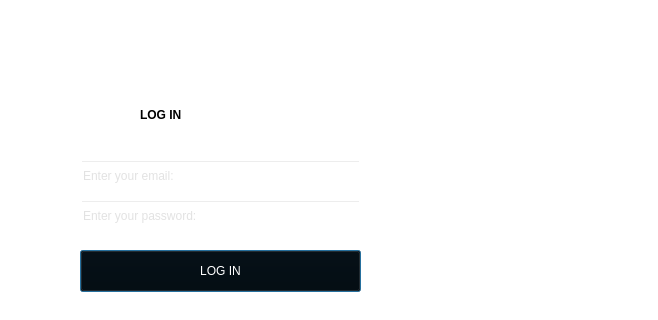
Old version of the form frontend/login.ui in the repository SujalMatolia0/NFT-First-project; both pictures show x 240 to 898 and y 140 to 460 of the 898 by 599 pixel window.
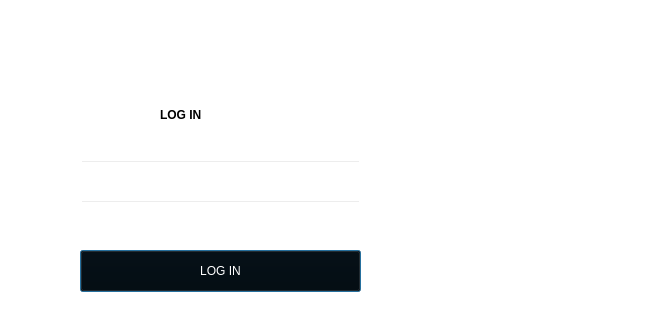
New version of the form. Icons and pictures are not drawn.

What changed in the file:
```diff
--- a/frontend/login.ui
+++ b/frontend/login.ui
@@ -248,7 +248,7 @@
    <widget class="QLabel" name="label_4">
     <property name="geometry">
      <rect>
-      <x>480</x>
+      <x>500</x>
       <y>150</y>
       <width>391</width>
       <height>51</height>
@@ -276,7 +276,10 @@
     </property>
     <property name="styleSheet">
      <string notr="true">color: rgb(255, 255, 255);
-color: rgb(197, 197, 197);</string>
+font: 10pt &quot;MS Shell Dlg 2&quot;;</string>
+    </property>
+    <property name="inputMethodHints">
+     <set>Qt::ImhEmailCharactersOnly</set>
     </property>
     <property name="text">
      <string/>
@@ -296,7 +299,10 @@
     </property>
     <property name="styleSheet">
      <string notr="true">color: rgb(255, 255, 255);
-color: rgb(197, 197, 197);</string>
+font: 10pt &quot;MS Shell Dlg 2&quot;;</string>
+    </property>
+    <property name="inputMethodHints">
+     <set>Qt::ImhSensitiveData</set>
     </property>
     <property name="text">
      <string/>
```
